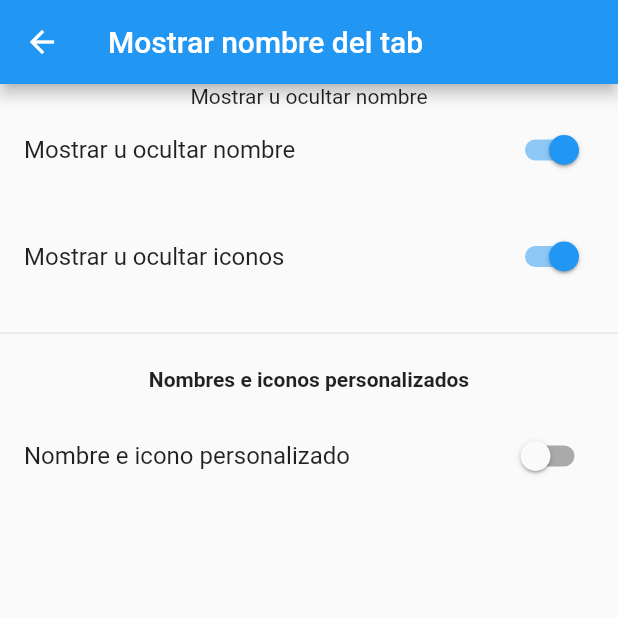
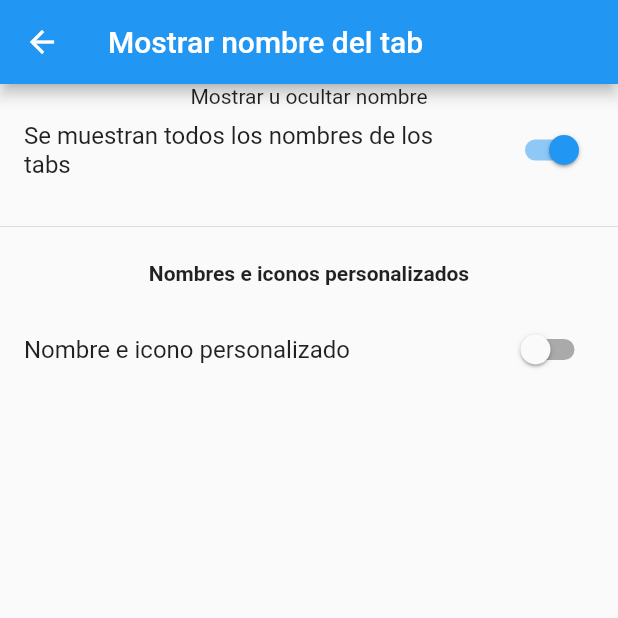
Before and after one commit to MagnoDaza/separado, a Flutter app: the ShowHideTabsPage screen opened directly, on a phone screen of 412 x 824 dp, the top half of it. Run offline on Flutter 3.47's test engine with Material 2 defaults, Android fonts, the phone set to English and light mode, and no system bars; our stand-ins replace fluttertoast.

Commit message:
Ahora solo hay un swtich para ocultar todos los nombre o todos los iconos

```diff
--- /dev/null
+++ b/lib/show_hide_switch.dart
@@ -0,0 +1,33 @@
+import 'package:flutter/material.dart';
+import 'package:fluttertoast/fluttertoast.dart';
+import 'package:provider/provider.dart';
+import 'tab_provider.dart';
+
+class ShowHideSwitch extends StatelessWidget {
+  @override
+  Widget build(BuildContext context) {
+    return Consumer<TabProvider>(
+      builder: (context, tabProvider, child) {
+        return SwitchListTile(
+          title: Text(tabProvider.showText
+              ? 'Se muestran todos los nombres de los tabs'
+              : 'Se muestran todos los iconos'),
+          value: tabProvider.showText,
+          onChanged: tabProvider.customNamesEnabled
+              ? null
+              : (bool value) {
+                  tabProvider.toggleShowText();
+                  tabProvider.toggleShowIcons();
+                  Fluttertoast.showToast(
+                    msg: tabProvider.showText
+                        ? "Nombre mostrado"
+                        : "Icono mostrado",
+                    toastLength: Toast.LENGTH_SHORT,
+                    gravity: ToastGravity.BOTTOM,
+                  );
+                },
+        );
+      },
+    );
+  }
+}
--- a/lib/show_hide_tabs_page.dart
+++ b/lib/show_hide_tabs_page.dart
@@ -2,9 +2,9 @@
 import 'package:flutter/material.dart';
 import 'package:provider/provider.dart';
 import 'tab_provider.dart';
-import 'show_hide_name_switch.dart';
-import 'show_hide_icon_switch.dart';
 import 'package:fluttertoast/fluttertoast.dart';
+
+import 'show_hide_switch.dart';
 
 class ShowHideTabsPage extends StatelessWidget {
   @override
@@ -21,9 +21,7 @@ class ShowHideTabsPage extends StatelessWidget {
               return Column(
                 children: <Widget>[
                   Text("Mostrar u ocultar nombre"),
-                  ShowHideNameSwitch(),
-                  const SizedBox(height: 15),
-                  ShowHideIconSwitch(),
+                  ShowHideSwitch(),
                   const SizedBox(height: 15),
                   Divider(),
                   const SizedBox(height: 15),
@@ -123,7 +121,8 @@ class ShowHideTabsPage extends StatelessWidget {
                                         }
                                       },
                                     ),
-                                    ]),
+                                  ],
+                                ),
                               ),
                             ],
                           );
```
Lines whose indentation alone changed are shown as unchanged.
